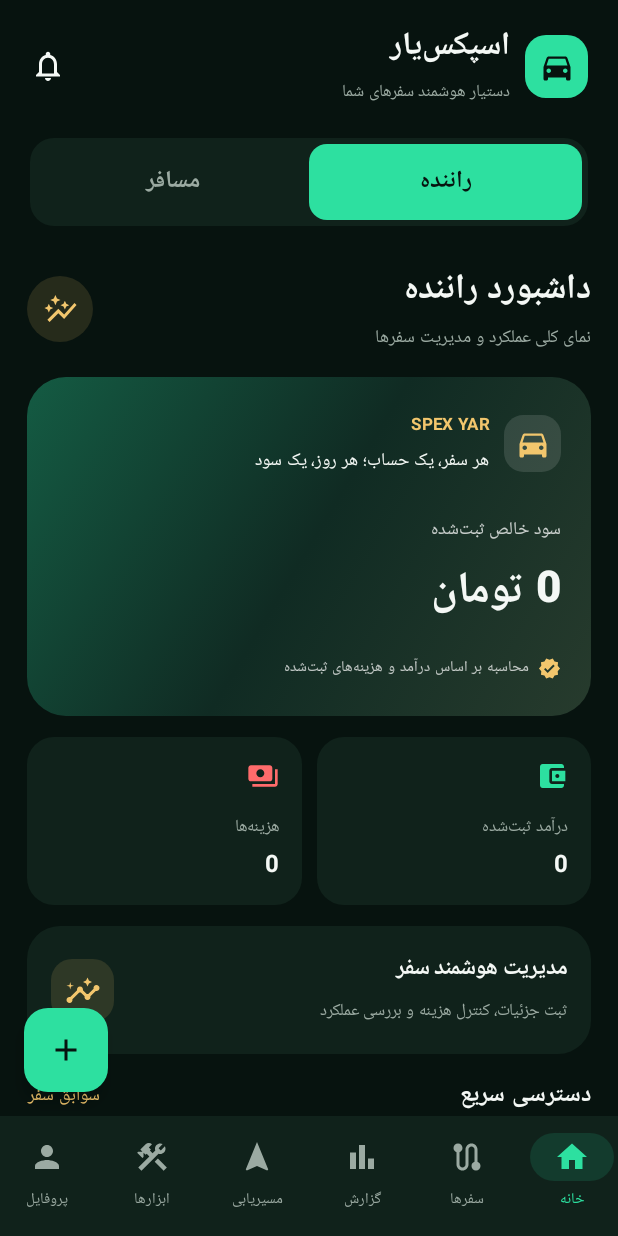
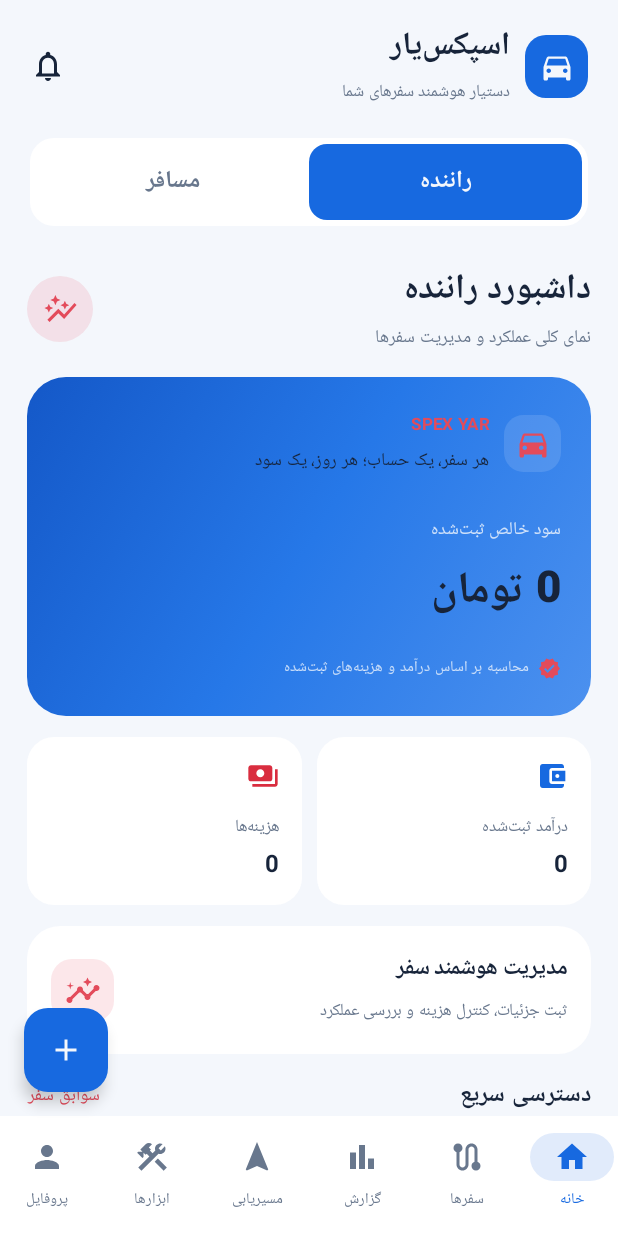
Before and after one commit to pouyan76/SnapYarX, an Android app built with Jetpack Compose: the screen it shows after launch (MainActivity), on a phone screen of 412 x 824 dp. Run offline under Robolectric (Android 15) with nearby library versions, the phone set to English and light mode, and no system bars.

Commit message:
Refresh app UI with premium white blue red theme

```diff
--- a/app/src/main/java/ir/snapyarx/app/MainActivity.kt
+++ b/app/src/main/java/ir/snapyarx/app/MainActivity.kt
@@ -52,14 +52,15 @@ import java.util.Calendar
 import java.util.Date
 import java.util.Locale
 
-private val Bg = Color(0xFF07130F)
-private val SurfaceDark = Color(0xFF10221B)
-private val Surface2 = Color(0xFF173528)
-private val Green = Color(0xFF2DE0A0)
-private val Gold = Color(0xFFF2C66D)
-private val Muted = Color(0xFF9BAAA2)
-private val White = Color(0xFFF4F8F5)
-private val Red = Color(0xFFFF6B6B)
+// Premium light palette: white surfaces, blue primary actions, red highlights
+private val Bg = Color(0xFFF4F7FC)
+private val SurfaceDark = Color(0xFFFFFFFF)
+private val Surface2 = Color(0xFFEAF1FB)
+private val Green = Color(0xFF1769E0)
+private val Gold = Color(0xFFE34B5B)
+private val Muted = Color(0xFF68778D)
+private val White = Color(0xFF17243A)
+private val Red = Color(0xFFD92D3F)
 
 data class Entry(
     val id: Long,
@@ -466,7 +467,7 @@ fun HomeScreen(
             Box(
                 Modifier.fillMaxWidth()
                     .background(
-                        Brush.linearGradient(listOf(Color(0xFF145B43), Color(0xFF102B23), Color(0xFF273B2D))),
+                        Brush.linearGradient(listOf(Color(0xFF1458C8), Color(0xFF2678E8), Color(0xFF4C91EF))),
                         RoundedCornerShape(26.dp)
                     )
                     .padding(20.dp)
@@ -1199,18 +1200,18 @@ fun NavigatorScreen(modifier: Modifier = Modifier) {
                         <link rel="stylesheet" href="https://unpkg.com/leaflet@1.9.4/dist/leaflet.css">
                         <style>
                         *{box-sizing:border-box}
-                        html,body{height:100%;width:100%;margin:0;overflow:hidden;font-family:Tahoma,Arial;background:#07130f;color:#fff}
+                        html,body{height:100%;width:100%;margin:0;overflow:hidden;font-family:Tahoma,Arial;background:#f4f7fc;color:#17243a}
                         body{display:flex;flex-direction:column}
                         #map{flex:1 1 auto;min-height:0;width:100%;order:1}
-                        #status{flex:0 0 auto;order:2;font-size:11px;color:#b7c8bf;padding:7px 12px;background:#10221b;border-top:1px solid #28483a}
+                        #status{flex:0 0 auto;order:2;font-size:11px;color:#b7c8bf;padding:7px 12px;background:#ffffff;border-top:1px solid #28483a}
                         #panel{flex:0 0 auto;order:3;padding:12px 14px 16px;background:#10221b;display:flex;gap:9px;flex-wrap:wrap;box-shadow:0 -5px 18px rgba(0,0,0,.22)}
-                        input{width:100%;padding:13px;border:1px solid #416452;border-radius:12px;background:#173528;color:white;font-size:14px;outline:none}
-                        input::placeholder{color:#9baaa2}
+                        input{width:100%;padding:13px;border:1px solid #d5dfed;border-radius:12px;background:#f4f7fc;color:#17243a;font-size:14px;outline:none}
+                        input::placeholder{color:#68778d}
                         .field{width:100%;display:flex;align-items:center;gap:8px}
                         .field label{min-width:42px;color:#f2c66d;font-size:12px;font-weight:bold}
-                        button{border:0;border-radius:12px;padding:13px 14px;background:#2de0a0;color:#07130f;font-weight:bold;font-size:13px}
+                        button{border:0;border-radius:12px;padding:13px 14px;background:#1769e0;color:#ffffff;font-weight:bold;font-size:13px}
                         button.primary{flex:1}
-                        button.secondary{background:#28483a;color:#fff}
+                        button.secondary{background:#e34b5b;color:#ffffff}
                         </style></head><body>
                         <div id="map"></div>
                         <div id="status">نقشه آماده است؛ مبدأ و مقصد را در کادر پایین وارد کنید.</div>
```
